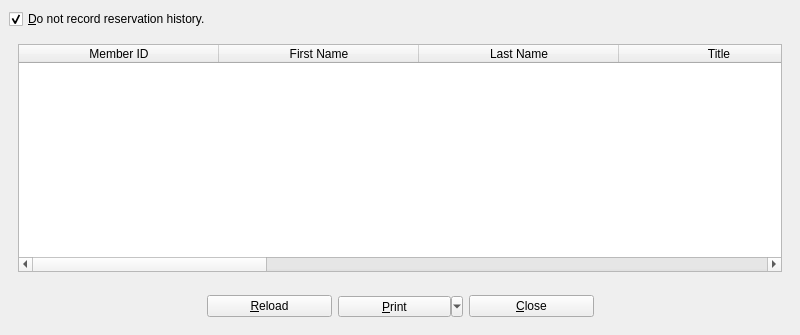
Old version of the form UI/biblioteq_history.ui in the repository textbrowser/biblioteq.
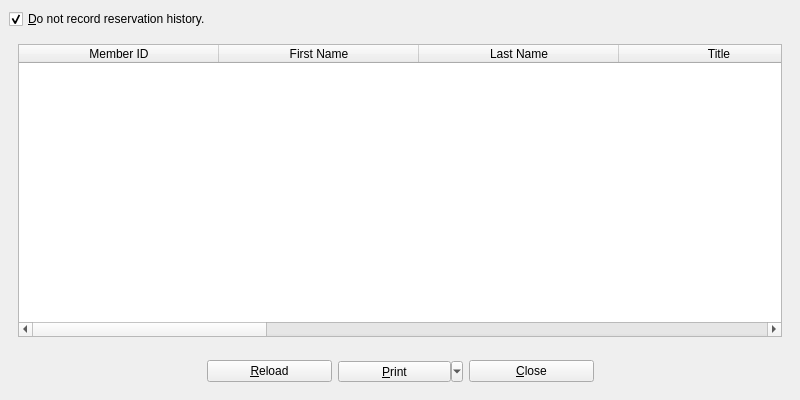
New version of the form. Icons and pictures are not drawn.

The edit to the form file:
```diff
--- a/UI/biblioteq_history.ui
+++ b/UI/biblioteq_history.ui
@@ -7,7 +7,7 @@
     <x>0</x>
     <y>0</y>
     <width>800</width>
-    <height>335</height>
+    <height>400</height>
    </rect>
   </property>
   <property name="windowTitle">
```
